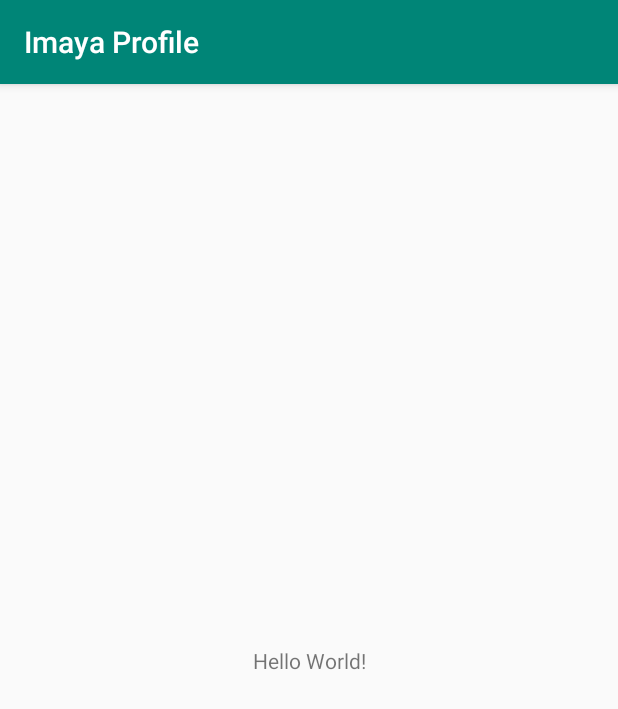
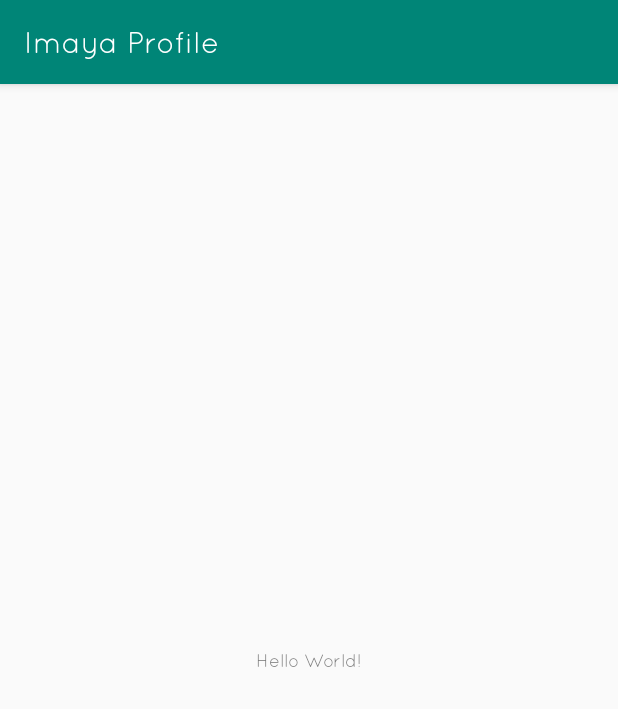
Before and after one commit to ImayaDismas/Dismas, an Android app: the screen it shows after launch (MainActivity), on a phone screen of 412 x 824 dp. Shown: the top 709 px of the screen. Run offline under Robolectric (Android 15) with nearby library versions, the phone set to English and light mode, and no system bars.

Commit message:
added the font family to the app theme

```diff
--- a/app/src/main/res/values/styles.xml
+++ b/app/src/main/res/values/styles.xml
@@ -6,6 +6,9 @@
         <item name="colorPrimary">@color/colorPrimary</item>
         <item name="colorPrimaryDark">@color/colorPrimaryDark</item>
         <item name="colorAccent">@color/colorAccent</item>
+
+        <item name="android:fontFamily">@font/quick_sand_regular</item>
+        <item name="android:textSize">12sp</item>
     </style>
 
 </resources>
```
